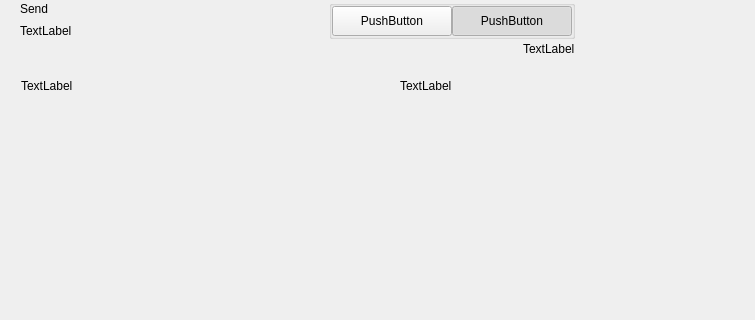
Qt form src/qt/vitae/forms/send.ui (VitaeTeam/Vitae) before a commit; both pictures show x 0 to 755 and y 0 to 320 of the 893 by 700 pixel window.
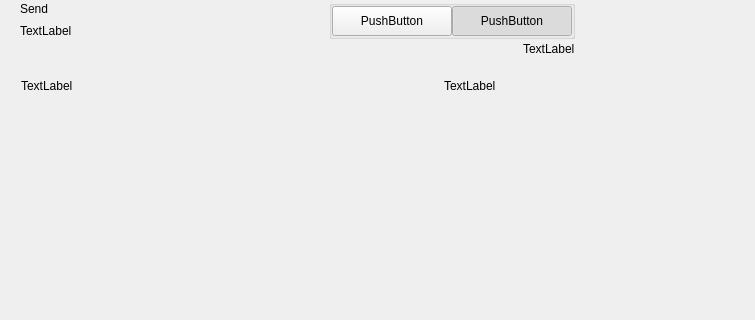
The same form after that commit. Custom widgets are drawn as their Qt base class.

Commit message: Send layout changed

What changed in the file:
```diff
--- a/src/qt/vitae/forms/send.ui
+++ b/src/qt/vitae/forms/send.ui
@@ -226,7 +226,7 @@
          </spacer>
         </item>
         <item>
-         <layout class="QHBoxLayout" name="horizontalLayout" stretch="4,0,2">
+         <layout class="QHBoxLayout" name="horizontalLayout" stretch="6,0,2">
           <property name="spacing">
            <number>0</number>
           </property>
```
